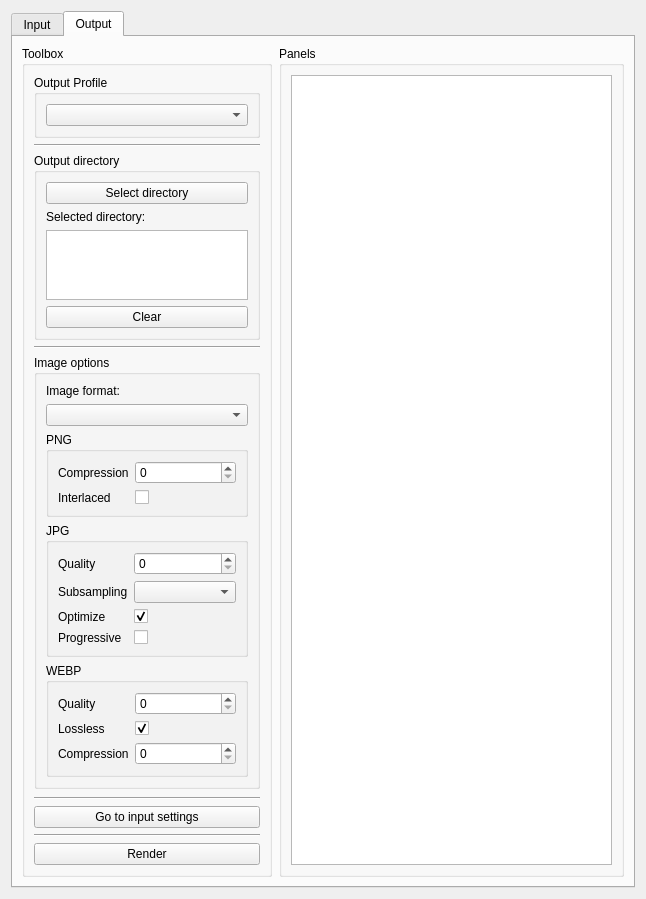
Old version of the form project.ui in the repository ShadobaDev/Platemaker-qt.
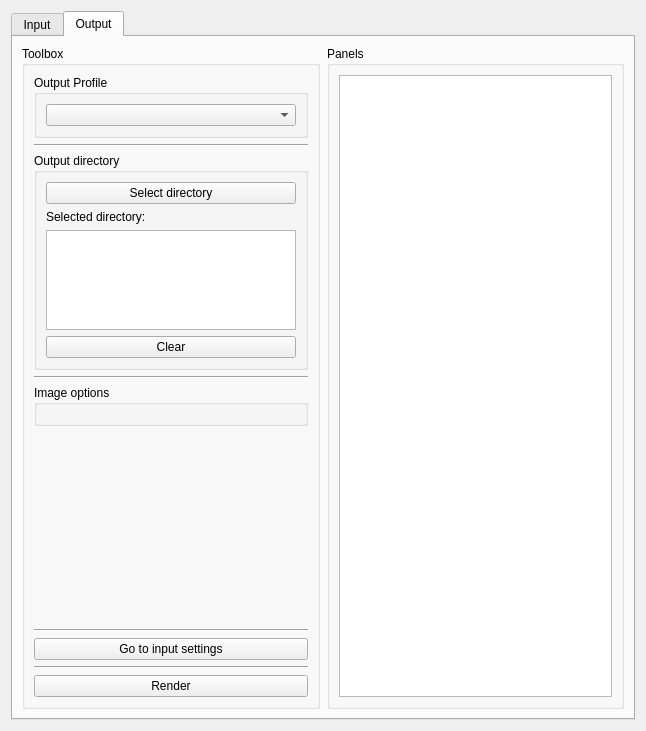
New version of the form.

Commit message: feat(OutputFormatOptionsWidget) add managing image format settings

Patch:
```diff
--- a/project.ui
+++ b/project.ui
@@ -363,9 +363,15 @@
            <verstretch>0</verstretch>
           </sizepolicy>
          </property>
+         <property name="minimumSize">
+          <size>
+           <width>300</width>
+           <height>0</height>
+          </size>
+         </property>
          <property name="maximumSize">
           <size>
-           <width>250</width>
+           <width>300</width>
            <height>10000</height>
           </size>
          </property>
@@ -474,178 +480,7 @@
             <property name="title">
              <string>Image options</string>
             </property>
-            <layout class="QVBoxLayout" name="verticalLayout_6">
-             <item>
-              <widget class="QLabel" name="labelImageFormat">
-               <property name="text">
-                <string>Image format:</string>
-               </property>
-              </widget>
-             </item>
-             <item>
-              <widget class="QComboBox" name="comboBoxImageFormatSelection"/>
-             </item>
-             <item>
-              <widget class="QGroupBox" name="groupBoxPNG">
-               <property name="title">
-                <string>PNG</string>
-               </property>
-               <layout class="QVBoxLayout" name="verticalLayout_13">
-                <item>
-                 <layout class="QFormLayout" name="formLayoutPNG">
-                  <property name="formAlignment">
-                   <set>Qt::AlignmentFlag::AlignCenter</set>
-                  </property>
-                  <item row="0" column="0">
-                   <widget class="QLabel" name="labelCompressionPNG">
-                    <property name="text">
-                     <string>Compression</string>
-                    </property>
-                   </widget>
-                  </item>
-                  <item row="0" column="1">
-                   <widget class="QSpinBox" name="spinBoxCompressionPNG"/>
-                  </item>
-                  <item row="1" column="0">
-                   <widget class="QLabel" name="labelInterlacedPNG">
-                    <property name="text">
-                     <string>Interlaced</string>
-                    </property>
-                   </widget>
-                  </item>
-                  <item row="1" column="1">
-                   <widget class="QCheckBox" name="checkBoxInterlacedPNG">
-                    <property name="text">
-                     <string/>
-                    </property>
-                   </widget>
-                  </item>
-                 </layout>
-                </item>
-               </layout>
-              </widget>
-             </item>
-             <item>
-              <widget class="QGroupBox" name="groupBoxJPG">
-               <property name="title">
-                <string>JPG</string>
-               </property>
-               <layout class="QVBoxLayout" name="verticalLayout_8">
-                <item>
-                 <layout class="QFormLayout" name="formLayoutJPG">
-                  <property name="formAlignment">
-                   <set>Qt::AlignmentFlag::AlignCenter</set>
-                  </property>
-                  <item row="0" column="0">
-                   <widget class="QLabel" name="labelQualityJPG">
-                    <property name="text">
-                     <string>Quality</string>
-                    </property>
-                   </widget>
-                  </item>
-                  <item row="0" column="1">
-                   <widget class="QSpinBox" name="spinBoxQualityJPG"/>
-                  </item>
-                  <item row="1" column="0">
-                   <widget class="QLabel" name="labelSubsamplingJPG">
-                    <property name="text">
-                     <string>Subsampling</string>
-                    </property>
-                   </widget>
-                  </item>
-                  <item row="2" column="0">
-                   <widget class="QLabel" name="labelOptimizeJPG">
-                    <property name="text">
-                     <string>Optimize</string>
-                    </property>
-                   </widget>
-                  </item>
-                  <item row="3" column="0">
-                   <widget class="QLabel" name="labelProgressiveJPG">
-                    <property name="text">
-                     <string>Progressive</string>
-                    </property>
-                   </widget>
-                  </item>
-                  <item row="2" column="1">
-                   <widget class="QCheckBox" name="checkBoxOptimizeJPG">
-                    <property name="text">
-                     <string/>
-                    </property>
-                    <property name="checked">
-                     <bool>true</bool>
-                    </property>
-                   </widget>
-                  </item>
-                  <item row="3" column="1">
-                   <widget class="QCheckBox" name="checkBoxProgressiveeJPG">
-                    <property name="text">
-                     <string/>
-                    </property>
-                   </widget>
-                  </item>
-                  <item row="1" column="1">
-                   <widget class="QComboBox" name="comboBoxSubsamplingJPG"/>
-                  </item>
-                 </layout>
-                </item>
-               </layout>
-              </widget>
-             </item>
-             <item>
-              <widget class="QGroupBox" name="groupBoxWebP">
-               <property name="title">
-                <string>WEBP</string>
-               </property>
-               <layout class="QVBoxLayout" name="verticalLayout_11">
-                <item>
-                 <layout class="QFormLayout" name="formLayoutWebP">
-                  <property name="formAlignment">
-                   <set>Qt::AlignmentFlag::AlignCenter</set>
-                  </property>
-                  <item row="0" column="0">
-                   <widget class="QLabel" name="labelQualityWebP">
-                    <property name="text">
-                     <string>Quality</string>
-                    </property>
-                   </widget>
-                  </item>
-                  <item row="0" column="1">
-                   <widget class="QSpinBox" name="spinBoxQualityWebP"/>
-                  </item>
-                  <item row="2" column="0">
-                   <widget class="QLabel" name="labelCompressionWebP">
-                    <property name="text">
-                     <string>Compression</string>
-                    </property>
-                   </widget>
-                  </item>
-                  <item row="2" column="1">
-                   <widget class="QSpinBox" name="spinBoxCompressionWebP"/>
-                  </item>
-                  <item row="1" column="0">
-                   <widget class="QLabel" name="labelLosslessWebP">
-                    <property name="text">
-                     <string>Lossless</string>
-                    </property>
-                   </widget>
-                  </item>
-                  <item row="1" column="1">
-                   <widget class="QCheckBox" name="checkBoxLosslessWebP">
-                    <property name="text">
-                     <string/>
-                    </property>
-                    <property name="checked">
-                     <bool>true</bool>
-                    </property>
-                   </widget>
-                  </item>
-                 </layout>
-                </item>
-               </layout>
-              </widget>
-             </item>
-            </layout>
+            <layout class="QVBoxLayout" name="verticalLayout_6"/>
            </widget>
           </item>
           <item>
```
The commit also changes 9 other files.
